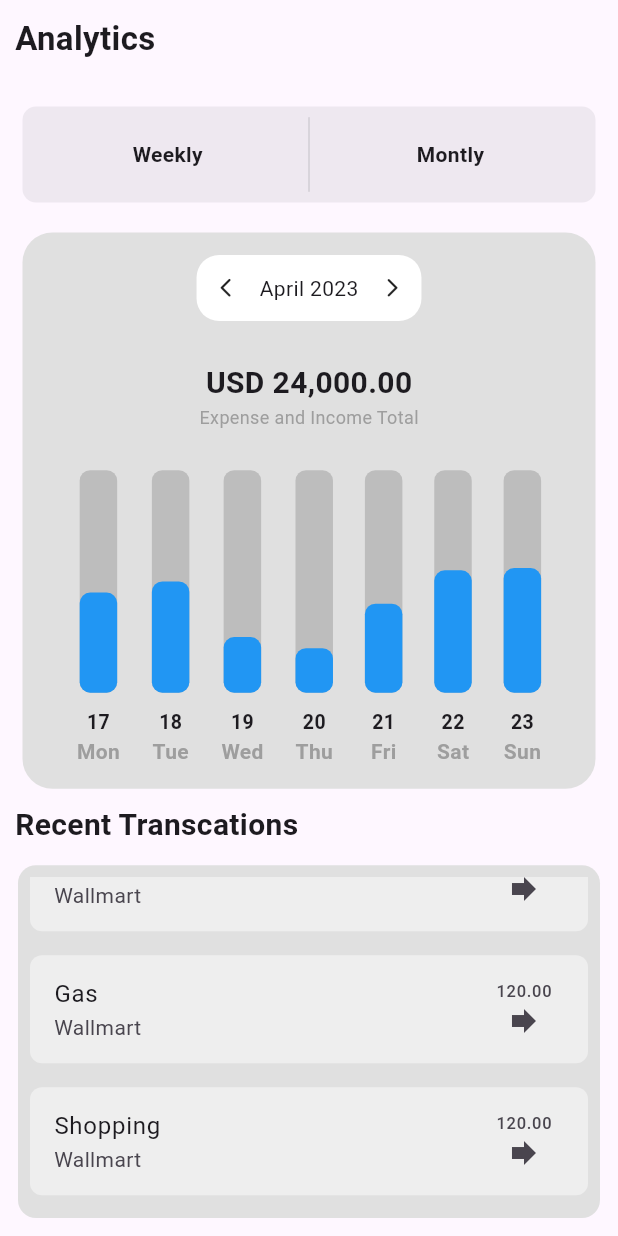
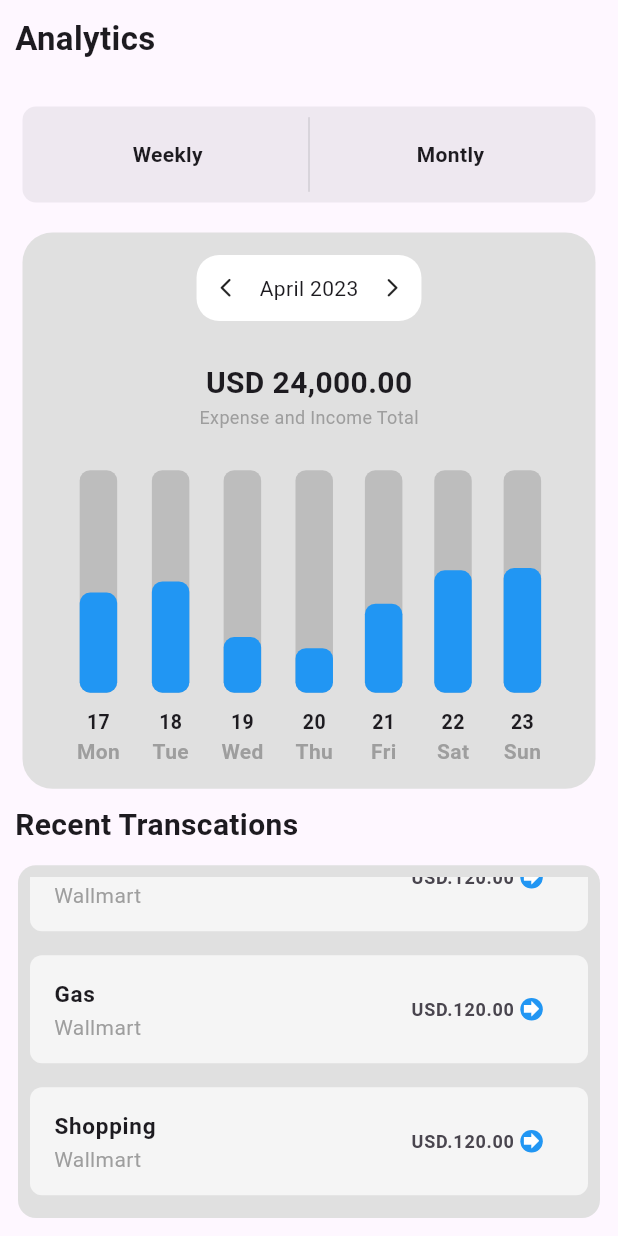
Before and after one commit to ArishSiddiqui/bank_ui, a Flutter app: the Dashboardpage screen opened directly, scrolled down 44 dp, on a phone screen of 412 x 824 dp. Run offline on Flutter 3.47's test engine with Material 2 defaults, Android fonts, the phone set to English and light mode, and no system bars; network calls fail.

Commit message:
monday last commit

```diff
--- a/lib/features/dashboard/presentation/widgets/transcations.dart
+++ b/lib/features/dashboard/presentation/widgets/transcations.dart
@@ -18,11 +18,13 @@ List<Transaction> transactions = [
 ];
 
 class TransactionList extends StatelessWidget {
+  const TransactionList({super.key});
+
   @override
   Widget build(BuildContext context) {
     return Container(
       // Add custom container properties like height, width, padding, etc.
-      padding: EdgeInsets.all(8.0),
+      padding: const EdgeInsets.all(8.0),
       child: ListView.builder(
         itemCount: transactions.length,
         itemBuilder: (BuildContext context, int index) {
@@ -31,18 +33,43 @@ class TransactionList extends StatelessWidget {
               margin: EdgeInsets.symmetric(vertical: 8.0),
               decoration: BoxDecoration(
                 borderRadius: BorderRadius.circular(8.0),
-              color: Colors.grey[200],
+                color: Colors.grey[100],
               ),
               child: ListTile(
-                // Replace this with your desired icon
-                title: Text(transactions[index].name),
-                subtitle: Text(transactions[index].subtitle),
+                title: Text(
+                  transactions[index].name,
+                  style: TextStyle(fontWeight: FontWeight.bold, fontSize: 15),
+                ),
+                subtitle: Text(
+                  transactions[index].subtitle,
+                  style: TextStyle(color: Colors.grey.shade500),
+                ),
                 trailing: Container(
-                  child: Column(
+                  width: 100, // Set the desired width for the container
+                  child: Row(
                     mainAxisAlignment: MainAxisAlignment.center,
-                      children: [Text('120.00'), Icon(Icons.forward)]),
-                )),
-          );
+                    children: [
+                      const Text(
+                        'USD.120.00',
+                        style: TextStyle(
+                            fontWeight: FontWeight.bold, fontSize: 12),
+                      ),
+                      const SizedBox(
+                        width: 4,
+                      ),
+                      Container(
+                        decoration: const BoxDecoration(
+                            shape: BoxShape.circle, color: Colors.blue),
+                        child: const Icon(
+                          Icons.forward,
+                          color: Colors.white,
+                          size: 15,
+                        ),
+                      ),
+                    ],
+                  ),
+                ),
+              ));
         },
       ),
     );
```
Lines whose indentation alone changed are shown as unchanged.
